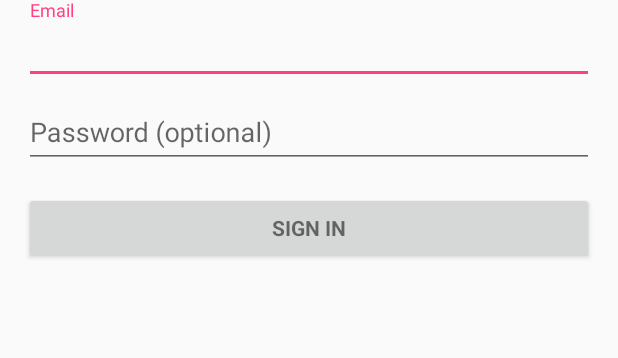
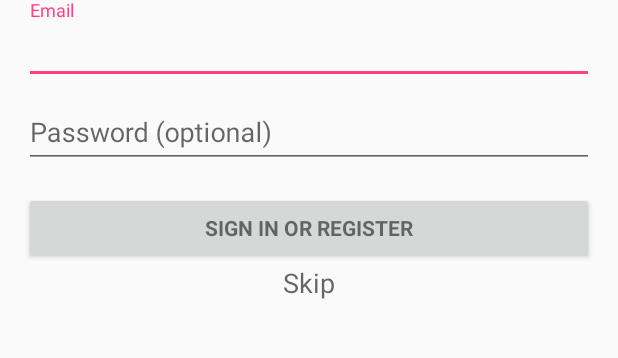
Before and after one commit to purag/cse110sp16, an Android app: the screen it shows after launch (LoginActivity), on a phone screen of 412 x 824 dp, the part 358-716 px from its top. Run offline under Robolectric (Android 15) with nearby library versions, the phone set to English and light mode, and no system bars; 2 statements that could not run were skipped.

```diff
--- a/app/src/main/AndroidManifest.xml
+++ b/app/src/main/AndroidManifest.xml
@@ -31,7 +31,9 @@
                 android:name="android.support.PARENT_ACTIVITY"
                 android:value="com.cs110.lit.adventour.LoginActivity" />
         </activity>
-
+        <meta-data
+            android:name="com.google.android.maps.v2.API_KEY"
+            android:value="AIzaSyCsagHwPQQtPmot7WpLY9x7uv5tD4YBa44"/>
     </application>
 
 </manifest>
--- a/app/src/main/java/com/cs110/lit/adventour/MapsActivity.java
+++ b/app/src/main/java/com/cs110/lit/adventour/MapsActivity.java
@@ -19,7 +19,6 @@ public class MapsActivity extends FragmentActivity implements OnMapReadyCallback
     protected void onCreate(Bundle savedInstanceState) {
         super.onCreate(savedInstanceState);
         setContentView(R.layout.activity_maps);
-
         SupportMapFragment mapFragment = (SupportMapFragment) getSupportFragmentManager()
                 .findFragmentById(R.id.map);
         mapFragment.getMapAsync(this);
@@ -31,7 +30,7 @@ public class MapsActivity extends FragmentActivity implements OnMapReadyCallback
         mMap = googleMap;
 
         // Add a marker in Sydney, Australia, and move the camera.
-        LatLng sydney = new LatLng(-34, 151);
+        LatLng sydney = new LatLng(32.880760, -117.232700);
         mMap.addMarker(new MarkerOptions().position(sydney).title("Marker in Sydney"));
         mMap.moveCamera(CameraUpdateFactory.newLatLng(sydney));
     }
--- a/app/src/main/res/layout/activity_login.xml
+++ b/app/src/main/res/layout/activity_login.xml
@@ -33,7 +33,8 @@
             android:id="@+id/email_login_form"
             android:layout_width="match_parent"
             android:layout_height="wrap_content"
-            android:orientation="vertical">
+            android:orientation="vertical"
+            android:weightSum="1">
 
             <android.support.design.widget.TextInputLayout
                 android:layout_width="match_parent"
@@ -74,10 +75,20 @@
                 android:layout_width="match_parent"
                 android:layout_height="wrap_content"
                 android:layout_marginTop="16dp"
-                android:text="Sign In"
+                android:text="@string/action_sign_in"
                 android:textStyle="bold"
                 android:onClick="showMapView" />
 
+            <TextView
+                android:layout_width="wrap_content"
+                android:layout_height="wrap_content"
+                android:textAppearance="?android:attr/textAppearanceMedium"
+                android:text="Skip"
+                android:id="@+id/textView"
+                android:layout_gravity="center_horizontal"
+                android:layout_weight="0.66" />
+
         </LinearLayout>
     </ScrollView>
+
 </LinearLayout>
```
